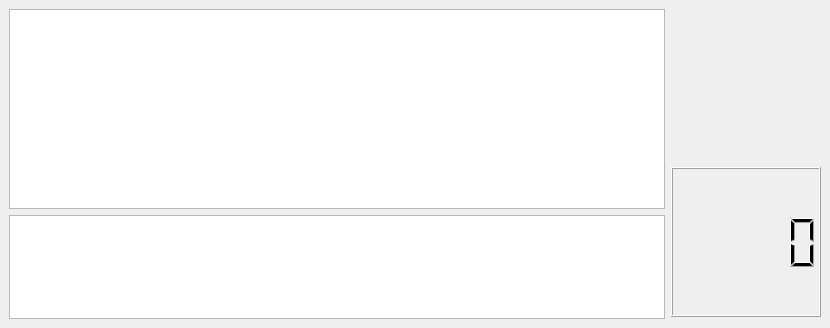
First picture: the form in mainwindow.ui, repository Exodus76/typeraceapp, before the edit.
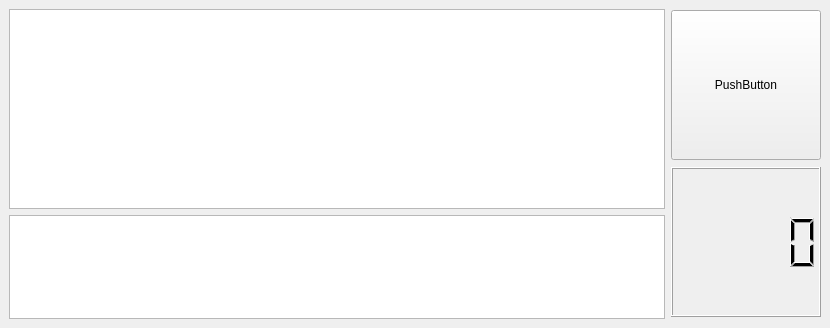
Second picture: the form after the edit.

```diff
--- a/mainwindow.ui
+++ b/mainwindow.ui
@@ -64,7 +64,7 @@
        <number>6</number>
       </property>
       <item>
-       <widget class="QLabel" name="label">
+       <widget class="QPushButton" name="pushButton">
         <property name="minimumSize">
          <size>
           <width>150</width>
@@ -78,10 +78,7 @@
          </size>
         </property>
         <property name="text">
-         <string/>
-        </property>
-        <property name="scaledContents">
-         <bool>true</bool>
+         <string>PushButton</string>
         </property>
        </widget>
       </item>
```
